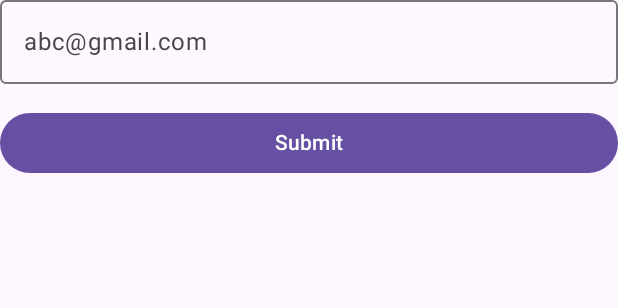
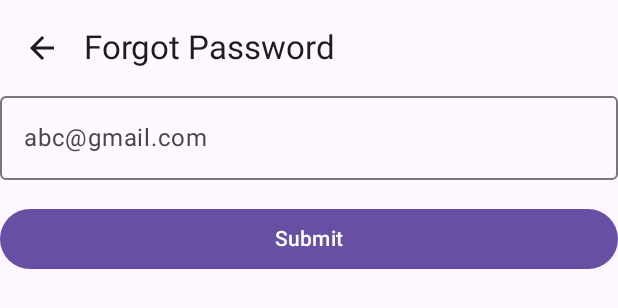
Before and after one commit to swastikaa0/projectgrocery, an Android app built with Jetpack Compose: the @Preview function prev, on a phone screen of 412 x 824 dp. Shown: the top 308 px of the screen. Run offline under Robolectric (Android 15) with nearby library versions, the light colour scheme and no system bars; our stand-ins replace Firebase (no records; nobody signed in at launch, a user with empty details on screens opened directly).

Commit message:
Forget Password

```diff
--- a/app/src/main/java/com/example/c36a/view/ForgetPasswordActivity.kt
+++ b/app/src/main/java/com/example/c36a/view/ForgetPasswordActivity.kt
@@ -1,6 +1,7 @@
 package com.example.c36a.view
 
 import android.app.Activity
+import android.content.Intent
 import android.os.Bundle
 import android.widget.Toast
 import androidx.activity.ComponentActivity
@@ -10,10 +11,16 @@ import androidx.compose.foundation.layout.Column
 import androidx.compose.foundation.layout.fillMaxSize
 import androidx.compose.foundation.layout.fillMaxWidth
 import androidx.compose.foundation.layout.padding
+import androidx.compose.material.icons.Icons
+import androidx.compose.material.icons.filled.ArrowBack
 import androidx.compose.material3.Button
+import androidx.compose.material3.ExperimentalMaterial3Api
+import androidx.compose.material3.Icon
+import androidx.compose.material3.IconButton
 import androidx.compose.material3.OutlinedTextField
 import androidx.compose.material3.Scaffold
 import androidx.compose.material3.Text
+import androidx.compose.material3.TopAppBar
 import androidx.compose.runtime.Composable
 import androidx.compose.runtime.getValue
 import androidx.compose.runtime.mutableStateOf
@@ -38,6 +45,7 @@ class ForgetPasswordActivity : ComponentActivity() {
     }
 }
 
+@OptIn(ExperimentalMaterial3Api::class)
 @Composable
 fun forgetBody() {
     val repo = remember { UserRepositoryImpl() }
@@ -47,7 +55,26 @@ fun forgetBody() {
     val activity = context as Activity
 
     var email by remember { mutableStateOf("") }
-    Scaffold  { padding->
+    Scaffold (
+        topBar = {
+            TopAppBar(
+                title = { Text("Forgot Password") },
+                navigationIcon = {
+                    IconButton(onClick = {
+                        val intent = Intent(context, LoginActivity::class.java)
+                        context.startActivity(intent)
+
+                        activity.finish() // Navigate back
+                    }) {
+                        Icon(
+                            imageVector = Icons.Default.ArrowBack,
+                            contentDescription = "Back"
+                        )
+                    }
+                }
+            )
+        }
+    ) { padding->
         Column(
             modifier = Modifier
                 .padding(padding)
```
Also changed, not shown: app/src/main/java/com/example/c36a/view/LoginActivity.kt (+9 -1 lines).
